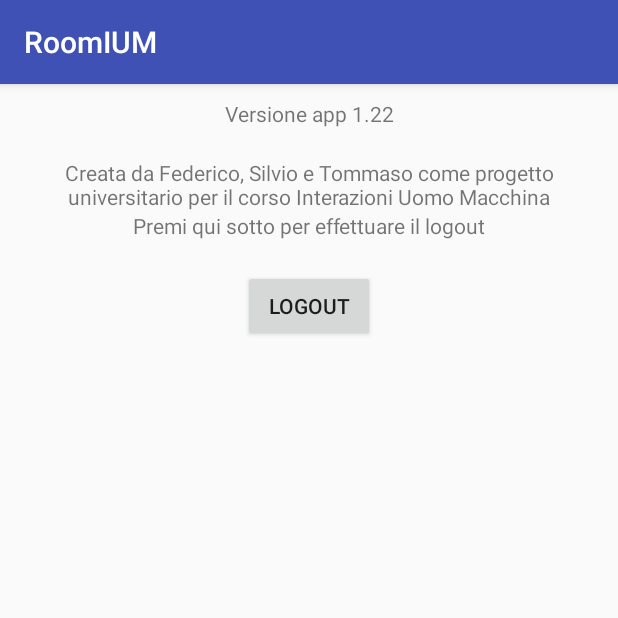
After one commit to feduss/RoomIUM, an Android app: the InfoActivity screen opened directly, with no data from a screen before it, on a phone screen of 412 x 824 dp, the top half of it. The commit adds this screen. Run offline under Robolectric (Android 15) with nearby library versions, the phone set to English and light mode, and no system bars.

Commit message:
Aggiunto menù di info e logout

```diff
--- a/app/build.gradle
+++ b/app/build.gradle
@@ -23,6 +23,7 @@ dependencies {
     implementation 'com.android.support:appcompat-v7:25.4.0'
     implementation 'com.android.support:design:25.4.0'
     implementation 'com.android.support.constraint:constraint-layout:1.0.2'
+    implementation 'com.android.support:support-v4:25.4.0'
     testImplementation 'junit:junit:4.12'
     androidTestImplementation 'com.android.support.test:runner:1.0.1'
     androidTestImplementation 'com.android.support.test.espresso:espresso-core:3.0.1'
--- /dev/null
+++ b/app/src/main/java/com/secd/ium/roomium/InfoActivity.java
@@ -0,0 +1,38 @@
+package com.secd.ium.roomium;
+
+import android.os.Handler;
+import android.support.v7.app.AppCompatActivity;
+import android.os.Bundle;
+import android.widget.Toast;
+
+public class InfoActivity extends AppCompatActivity {
+
+    boolean doubleBackToExitPressedOnce = false;
+    @Override
+    public void onBackPressed() {
+        //Checking for fragment count on backstack
+        if (getSupportFragmentManager().getBackStackEntryCount() > 0) {
+            getSupportFragmentManager().popBackStack();
+        } else if (!doubleBackToExitPressedOnce) {
+            this.doubleBackToExitPressedOnce = true;
+            Toast.makeText(this,"Premi ancora INDIETRO per uscire dall'app", Toast.LENGTH_SHORT).show();
+
+            new Handler().postDelayed(new Runnable() {
+
+                @Override
+                public void run() {
+                    doubleBackToExitPressedOnce = false;
+                }
+            }, 2000);
+        } else {
+            super.onBackPressed();
+            return;
+        }
+    }
+
+    @Override
+    protected void onCreate(Bundle savedInstanceState) {
+        super.onCreate(savedInstanceState);
+        setContentView(R.layout.activity_info);
+    }
+}
--- /dev/null
+++ b/app/src/main/res/layout/activity_info.xml
@@ -0,0 +1,52 @@
+<?xml version="1.0" encoding="utf-8"?>
+<ScrollView xmlns:android="http://schemas.android.com/apk/res/android"
+    android:id="@+id/ScrollView01"
+    android:layout_width="fill_parent"
+    android:layout_height="fill_parent">
+
+    <LinearLayout xmlns:android="http://schemas.android.com/apk/res/android"
+        xmlns:tools="http://schemas.android.com/tools"
+        android:layout_width="match_parent"
+        android:layout_height="match_parent"
+        android:orientation="vertical"
+        android:paddingLeft="10dp"
+        android:paddingRight="10dp"
+        android:paddingTop="10dp"
+        tools:context="com.secd.ium.roomium.SegnalaActivity">
+
+        <TextView
+            android:layout_width="match_parent"
+            android:layout_height="wrap_content"
+            android:text="Versione app 1.22"
+            android:textAlignment="center"/>
+
+        <Space
+            android:layout_width="match_parent"
+            android:layout_height="20dp" />
+
+        <TextView
+            android:layout_width="match_parent"
+            android:layout_height="wrap_content"
+            android:text="Creata da Federico, Silvio e Tommaso come progetto universitario per il corso Interazioni Uomo Macchina"
+            android:textAlignment="center"/>
+
+        <TextView
+            android:layout_width="match_parent"
+            android:layout_height="wrap_content"
+            android:text="Premi qui sotto per effettuare il logout"
+            android:textAlignment="center"/>
+
+        <Space
+            android:layout_width="match_parent"
+            android:layout_height="20dp" />
+
+        <Button
+            android:id="@+id/logoutButton"
+            android:layout_width="wrap_content"
+            android:layout_height="wrap_content"
+            android:layout_gravity="center"
+            android:text="LOGOUT"/>
+
+    </LinearLayout>
+
+</ScrollView>
```
Also changed, not shown: app/src/main/AndroidManifest.xml (+5 -4 lines), app/src/main/java/com/secd/ium/roomium/InfoFragment.java (added, +46 -0 lines), app/src/main/java/com/secd/ium/roomium/SimpleFragmentPagerAdapter.java (+8 -2 lines), app/src/main/java/com/secd/ium/roomium/SimpleFragmentPagerAdapter_docente.java (+7 -2 lines).
